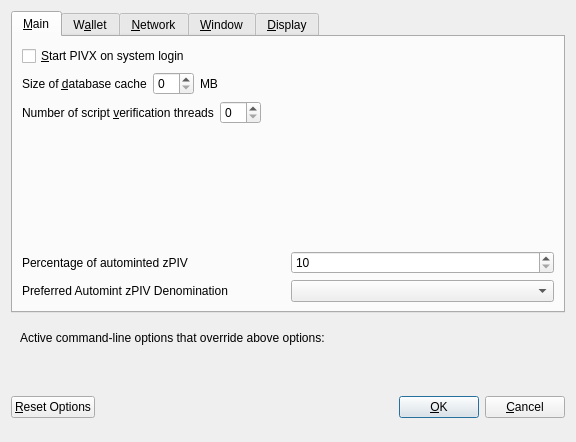
Qt form src/qt/forms/optionsdialog.ui (smupyknight/htc-pivx) before a commit.
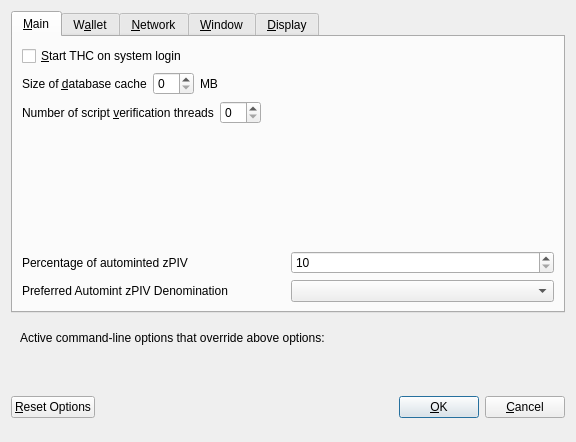
The same form after that commit. Custom widgets are drawn as their Qt base class.

Commit message: Change PIVX symbols to THC

The edit to the form file:
```diff
--- a/src/qt/forms/optionsdialog.ui
+++ b/src/qt/forms/optionsdialog.ui
@@ -33,7 +33,7 @@
           <string>Automatically start PIVX after logging in to the system.</string>
          </property>
          <property name="text">
-          <string>&amp;Start PIVX on system login</string>
+          <string>&amp;Start THC on system login</string>
          </property>
         </widget>
        </item>
```
Left out of the diff: 10 changed lines with no effect on the pictures. The commit also changes 570 other files.
